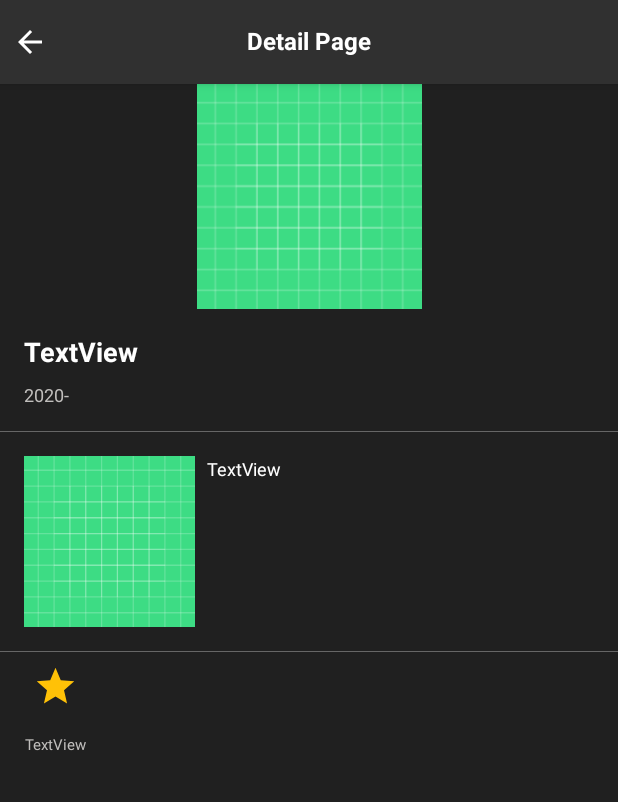
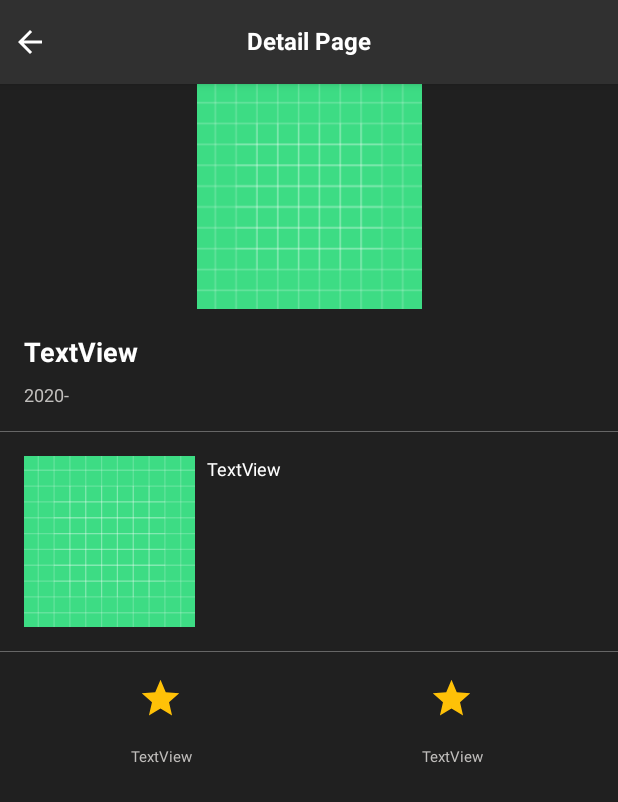
Before and after one commit to Anirudh4053/MovieBrowser, an Android app: the MovieDetailActivity screen opened directly, with no data from a screen before it, on a phone screen of 412 x 824 dp. Shown: the top 802 px of the screen. Run offline under Robolectric (Android 15) with nearby library versions, the phone set to English and light mode, and no system bars; pictures from the network do not load.

Commit message:
added release date in detail movie page

```diff
--- a/app/src/main/java/com/oneroof/moviebrower/ui/moviedetail/MovieDetailActivity.kt
+++ b/app/src/main/java/com/oneroof/moviebrower/ui/moviedetail/MovieDetailActivity.kt
@@ -7,6 +7,7 @@ import com.bumptech.glide.Glide
 import com.oneroof.moviebrower.R
 import com.oneroof.moviebrower.data.model.MovieResult
 import com.oneroof.moviebrower.data.others.MOVIE_IMAGE_PATH
+import com.oneroof.moviebrower.data.others.convertDateFormat
 import kotlinx.android.synthetic.main.activity_movie_detail.*
 import kotlinx.android.synthetic.main.custom_movie_items.view.*
 import kotlinx.android.synthetic.main.custom_rating_layout.view.*
@@ -60,6 +61,11 @@ class MovieDetailActivity : AppCompatActivity() {
                 this.ratingTxt.text = "${movieDetail?.voteAverage}/10"
                 this.totalRatings.text = "${movieDetail?.voteCount}"
             }
+            includeReleaseDate.apply {
+                this.starImage.setImageResource(R.drawable.ic_date)
+                this.ratingTxt.text = "Release Date"
+                this.totalRatings.text = "${convertDateFormat(movieDetail?.releaseDate?:"")}"
+            }
 
         }
     }
--- /dev/null
+++ b/app/src/main/res/drawable/ic_date.xml
@@ -0,0 +1,5 @@
+<vector android:height="24dp" android:tint="#42A5F5"
+    android:viewportHeight="24" android:viewportWidth="24"
+    android:width="24dp" xmlns:android="http://schemas.android.com/apk/res/android">
+    <path android:fillColor="@android:color/white" android:pathData="M9,11L7,11v2h2v-2zM13,11h-2v2h2v-2zM17,11h-2v2h2v-2zM19,4h-1L18,2h-2v2L8,4L8,2L6,2v2L5,4c-1.11,0 -1.99,0.9 -1.99,2L3,20c0,1.1 0.89,2 2,2h14c1.1,0 2,-0.9 2,-2L21,6c0,-1.1 -0.9,-2 -2,-2zM19,20L5,20L5,9h14v11z"/>
+</vector>
--- a/app/src/main/res/layout/activity_movie_detail.xml
+++ b/app/src/main/res/layout/activity_movie_detail.xml
@@ -158,10 +158,31 @@
             <include
                 android:id="@+id/includeRating"
                 layout="@layout/custom_rating_layout"
+                android:layout_width="0dp"
+                android:layout_height="wrap_content"
+                android:layout_marginStart="8dp"
+                android:layout_marginTop="8dp"
+                android:layout_marginBottom="32dp"
+                app:layout_constraintBottom_toBottomOf="parent"
+                app:layout_constraintEnd_toStartOf="@+id/guideline"
+                app:layout_constraintStart_toStartOf="parent"
+                app:layout_constraintTop_toBottomOf="@+id/view1" />
+
+            <androidx.constraintlayout.widget.Guideline
+                android:id="@+id/guideline"
                 android:layout_width="wrap_content"
                 android:layout_height="wrap_content"
-                android:layout_marginStart="8dp"
-                app:layout_constraintStart_toStartOf="parent"
+                app:layout_constraintGuide_percent="0.5"
+                android:orientation="vertical" />
+
+            <include
+                android:id="@+id/includeReleaseDate"
+                layout="@layout/custom_rating_layout"
+                android:layout_width="0dp"
+                android:layout_height="wrap_content"
+                android:layout_marginTop="8dp"
+                app:layout_constraintEnd_toEndOf="@+id/subLayout"
+                app:layout_constraintStart_toStartOf="@+id/guideline"
                 app:layout_constraintTop_toBottomOf="@+id/view1" />
         </androidx.constraintlayout.widget.ConstraintLayout>
     </ScrollView>
```
Also changed, not shown: app/src/main/java/com/oneroof/moviebrower/data/others/Extensions.kt (+16 -0 lines).
